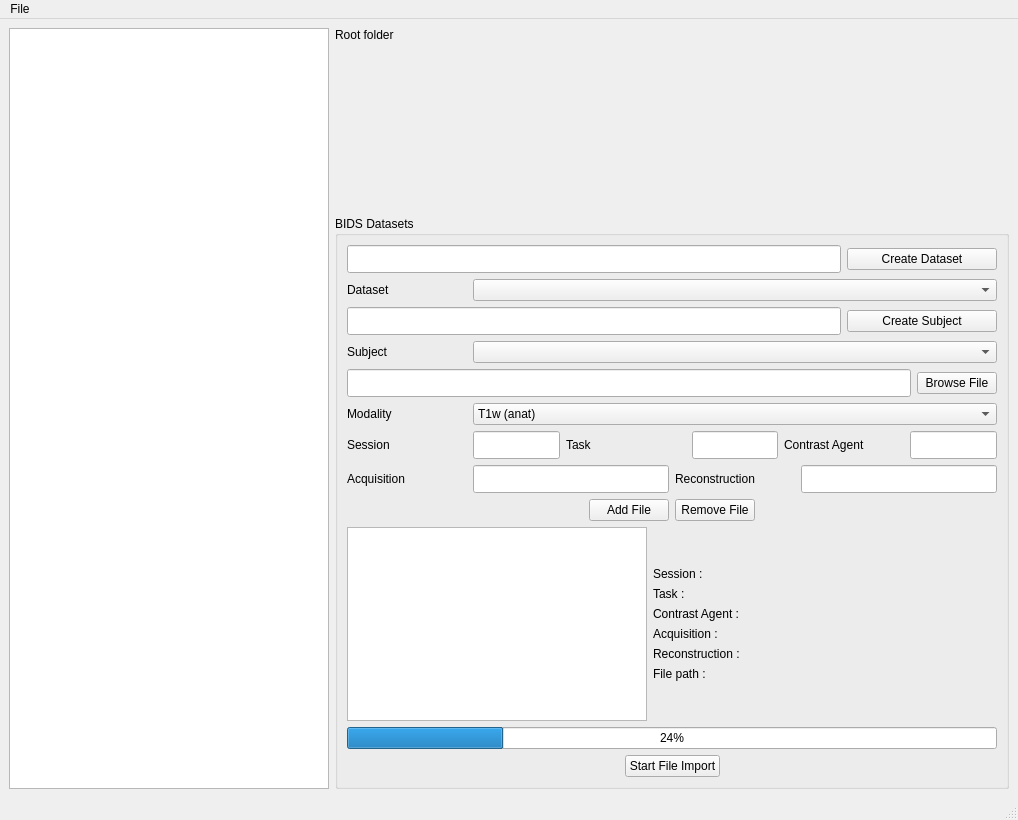
Qt form bidsificator/forms/MainWindow.ui (HIP-infrastructure/Bidsificator) before a commit.
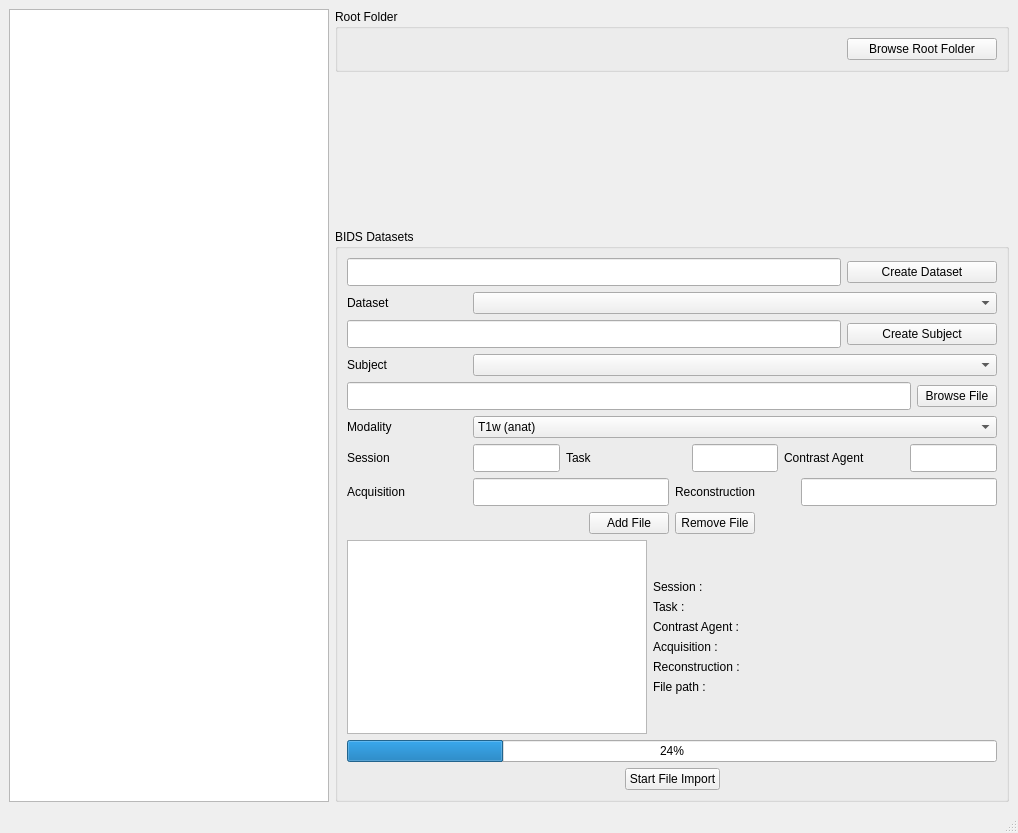
The same form after that commit.

Diff of the .ui file:
```diff
--- a/bidsificator/forms/MainWindow.ui
+++ b/bidsificator/forms/MainWindow.ui
@@ -7,7 +7,7 @@
     <x>0</x>
     <y>0</y>
     <width>1018</width>
-    <height>820</height>
+    <height>833</height>
    </rect>
   </property>
   <property name="windowTitle">
@@ -32,26 +32,11 @@
      </widget>
     </item>
     <item row="0" column="1">
-     <layout class="QHBoxLayout" name="RootInfoLayout">
-      <item>
-       <widget class="QLabel" name="label">
-        <property name="minimumSize">
-         <size>
-          <width>120</width>
-          <height>0</height>
-         </size>
-        </property>
-        <property name="maximumSize">
-         <size>
-          <width>120</width>
-          <height>16777215</height>
-         </size>
-        </property>
-        <property name="text">
-         <string>Root folder</string>
-        </property>
-       </widget>
-      </item>
+     <widget class="QGroupBox" name="RootFolderGroupBox">
+      <property name="title">
+       <string>Root Folder</string>
+      </property>
+      <layout class="QHBoxLayout" name="horizontalLayout">
       <item>
        <widget class="QLabel" name="DatasetPathLabel">
         <property name="maximumSize">
@@ -65,7 +50,27 @@
         </property>
        </widget>
       </item>
-     </layout>
+       <item>
+        <widget class="QPushButton" name="BrowseDatasetPathPushButton">
+         <property name="minimumSize">
+          <size>
+           <width>150</width>
+           <height>0</height>
+          </size>
+         </property>
+         <property name="maximumSize">
+          <size>
+           <width>150</width>
+           <height>16777215</height>
+          </size>
+         </property>
+         <property name="text">
+          <string>Browse Root Folder</string>
+         </property>
+        </widget>
+       </item>
+      </layout>
+     </widget>
     </item>
     <item row="1" column="1">
      <spacer name="verticalSpacer_3">
@@ -635,7 +640,7 @@
               </size>
              </property>
              <property name="text">
-              <string>Session : &lt;value &gt;</string>
+              <string>Session :</string>
              </property>
             </widget>
            </item>
@@ -654,7 +659,7 @@
               </size>
              </property>
              <property name="text">
-              <string>Task : &lt;value&gt;</string>
+              <string>Task :</string>
              </property>
             </widget>
            </item>
@@ -673,7 +678,7 @@
               </size>
              </property>
              <property name="text">
-              <string>Contrast Agent : &lt;value &gt;</string>
+              <string>Contrast Agent :</string>
              </property>
             </widget>
            </item>
@@ -692,7 +697,7 @@
               </size>
              </property>
              <property name="text">
-              <string>Acquisition : &lt;value &gt;</string>
+              <string>Acquisition :</string>
              </property>
             </widget>
            </item>
@@ -711,7 +716,7 @@
               </size>
              </property>
              <property name="text">
-              <string>Reconstruction : &lt;value &gt;</string>
+              <string>Reconstruction :</string>
              </property>
             </widget>
            </item>
@@ -730,7 +735,7 @@
               </size>
              </property>
              <property name="text">
-              <string>File path : &lt;value &gt;</string>
+              <string>File path :</string>
              </property>
              <property name="wordWrap">
               <bool>true</bool>
@@ -812,13 +817,6 @@
      <height>37</height>
     </rect>
    </property>
-   <widget class="QMenu" name="menuFile">
-    <property name="title">
-     <string>File</string>
-    </property>
-    <addaction name="actionLoad_Bids_Dataset_Folder"/>
-   </widget>
-   <addaction name="menuFile"/>
   </widget>
   <widget class="QStatusBar" name="statusbar"/>
   <action name="actionLoad_Bids_Dataset_Folder">
```
Lines whose indentation alone changed are shown as unchanged.
